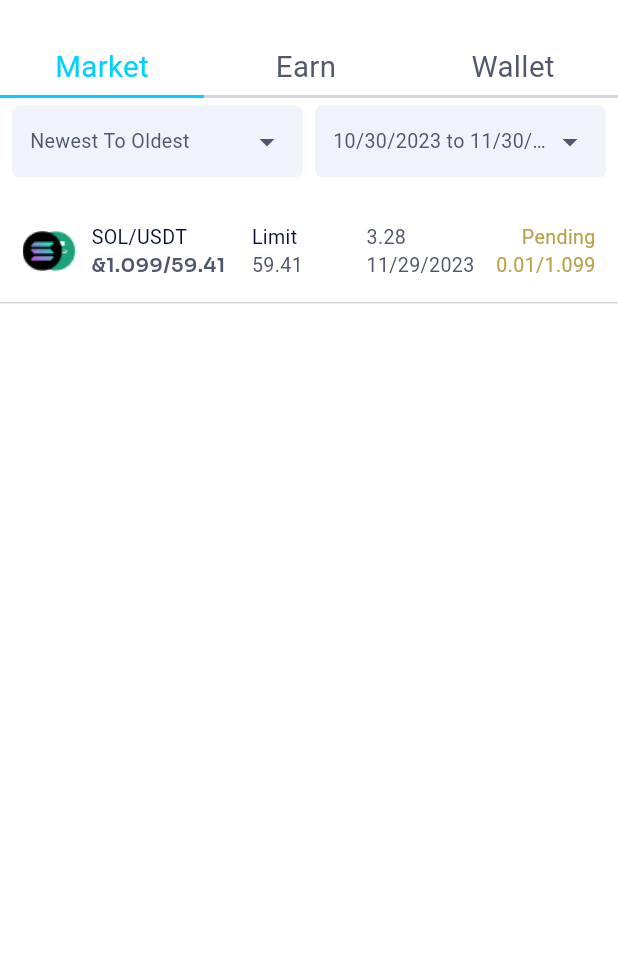
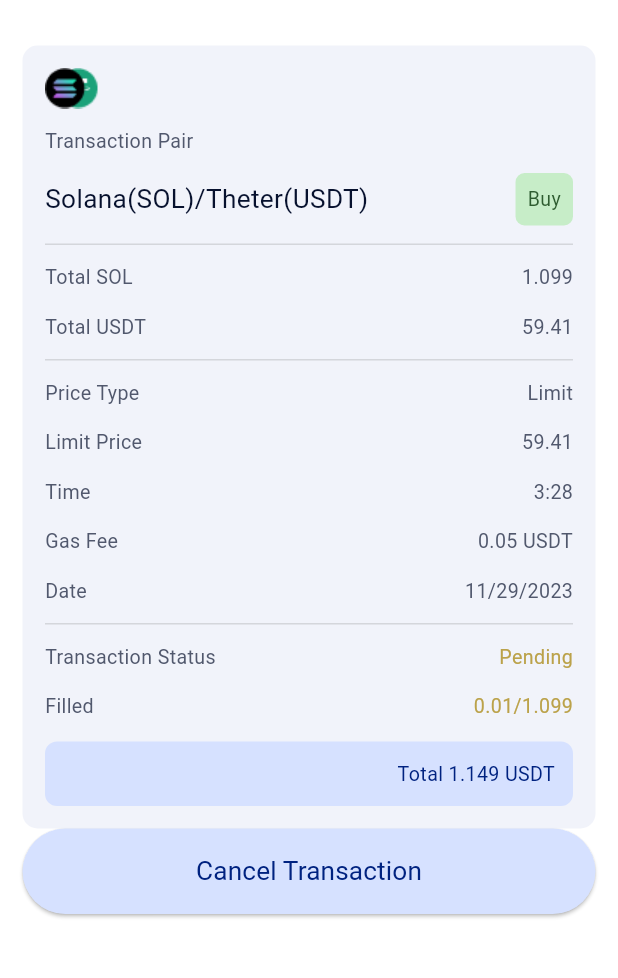
Before and after one commit to North-Star-Metrics-dev/ntsmetrics, a Flutter app: the screen it shows after launch, on a phone screen of 412 x 824 dp, the part 61-1039 px from its top. Run offline on Flutter 3.47's test engine with Material 3 defaults, Android fonts, the phone set to English and light mode, and no system bars; our stand-ins replace google_fonts, pin_code_fields; Roboto replaces fonts that are missing (Alata); project files that could hold a hidden picture were left out.

Commit message:
transaction_details_screen added

```diff
--- a/lib/main.dart
+++ b/lib/main.dart
@@ -3,6 +3,7 @@
 import 'package:ntsmetrics/signup/view/singup_screen.dart';
 import 'package:ntsmetrics/steps/view/steps_screen.dart';
 import 'package:ntsmetrics/trade/view/trade_screen.dart';
+import 'package:ntsmetrics/transactiondetails/view/transaction_details_screen.dart';
 import 'package:ntsmetrics/transactionlist/view/transaction_list_screen.dart';
 import 'package:ntsmetrics/verification_success/view/verification_success_screen.dart';
 import 'account/view/account_screen.dart';
@@ -25,7 +26,7 @@
   Widget build(BuildContext context) {
     return MaterialApp(
       debugShowCheckedModeBanner: false,
-      home: TransactionListScreen() ,
+      home: TransactionDetailsScreen() ,
     );
   }
 }
--- /dev/null
+++ b/lib/transactiondetails/view/transaction_details_screen.dart
@@ -0,0 +1,373 @@
+import 'package:flutter/material.dart';
+import 'package:google_fonts/google_fonts.dart';
+
+class TransactionDetailsScreen extends StatefulWidget {
+  const TransactionDetailsScreen({super.key});
+
+  @override
+  State<TransactionDetailsScreen> createState() => _TransactionDetailsScreenState();
+}
+
+class _TransactionDetailsScreenState extends State<TransactionDetailsScreen> {
+  @override
+  Widget build(BuildContext context) {
+    return Scaffold(
+      backgroundColor: Colors.white,
+      appBar: AppBar(
+        leading: IconButton(
+          icon: Icon(Icons.arrow_back,
+            color: Color(0xFF2C2C2C),
+            size: 26.2,
+          ),
+          onPressed: () {
+            // Handle back button press
+          },
+        ),
+        title: Text('Transaction List',
+          style: GoogleFonts.alata(
+            fontSize: 19.65,
+            fontWeight: FontWeight.w400,
+            color: Color(0xFF2C2C2C),
+          ),
+        ),
+        backgroundColor: Colors.white,
+      ),
+      body: SingleChildScrollView(
+        child: Padding(
+          padding: const EdgeInsets.all(15.0),
+          child: Column(
+            mainAxisAlignment: MainAxisAlignment.spaceBetween,
+            children: [
+              Container(
+                width: MediaQuery.of(context).size.width * 1,
+                decoration: BoxDecoration(
+                  color: Color(0xFFF1F3FA),
+                  borderRadius: BorderRadius.circular(10)
+                ),
+                child: Padding(
+                  padding: const EdgeInsets.all(15.0),
+                  child: Column(
+                    crossAxisAlignment: CrossAxisAlignment.start,
+                    children: [
+                      Image.asset("assets/images/transaction_pair.png"),
+
+                      //transaction pair text
+                      Padding(
+                        padding: const EdgeInsets.symmetric(vertical: 12),
+                        child: Text("Transaction Pair",
+                          style: GoogleFonts.alata(
+                            fontWeight: FontWeight.w400,
+                            fontSize: 13.1,
+                            color: Color(0xFF51586D)
+                          ),
+                        ),
+                      ),
+
+                      //Solana(SOL)/Theter(USDT)
+                      Row(
+                        mainAxisAlignment: MainAxisAlignment.spaceBetween,
+                        children: [
+                          Flexible(
+                            child: Text("Solana(SOL)/Theter(USDT)",
+                              style: GoogleFonts.alata(
+                                  fontWeight: FontWeight.w400,
+                                  fontSize: 17.46,
+                                  color: Color(0xFF07112E)
+                              ),
+                              overflow: TextOverflow.ellipsis,
+                            ),
+                          ),
+                          Container(
+                            decoration: BoxDecoration(
+                              borderRadius: BorderRadius.circular(6),
+                              color: Color(0xFFC7EDC8),
+                            ),
+                            child: Padding(
+                              padding: const EdgeInsets.all(8.0),
+                              child: Text("Buy",
+                                style: GoogleFonts.alata(
+                                    fontSize: 13.1,
+                                    fontWeight: FontWeight.w400,
+                                    color: Color(0xFF2E5C30)
+                                ),
+                              ),
+                            ),
+                          )
+                        ],
+                      ),
+
+                      //horizontal line
+                      Padding(
+                        padding: const EdgeInsets.symmetric(vertical: 12),
+                        child: Container(
+                          width: MediaQuery.of(context).size.width * 1,
+                          height: 1,
+                          color: Color(0xFFD4D6DB),
+                        ),
+                      ),
+
+                      //total sol and total ustd portion
+                      Row(
+                        mainAxisAlignment: MainAxisAlignment.spaceBetween,
+                        children: [
+                          Text("Total SOL",
+                            style: GoogleFonts.alata(
+                                fontWeight: FontWeight.w400,
+                                fontSize: 13.1,
+                                color: Color(0xFF51586D)
+                            ),
+                          ),
+                          Text("1.099",
+                            style: GoogleFonts.alata(
+                                fontWeight: FontWeight.w400,
+                                fontSize: 13.1,
+                                color: Color(0xFF51586D)
+                            ),
+                          ),
+                        ],
+                      ),
+                      SizedBox(height: 14,),
+                      Row(
+                        mainAxisAlignment: MainAxisAlignment.spaceBetween,
+                        children: [
+                          Text("Total USDT",
+                            style: GoogleFonts.alata(
+                                fontWeight: FontWeight.w400,
+                                fontSize: 13.1,
+                                color: Color(0xFF51586D)
+                            ),
+                          ),
+                          Text("59.41",
+                            style: GoogleFonts.alata(
+                                fontWeight: FontWeight.w400,
+                                fontSize: 13.1,
+                                color: Color(0xFF51586D)
+                            ),
+                          ),
+                        ],
+                      ),
+
+                      //horizontal line
+                      Padding(
+                        padding: const EdgeInsets.symmetric(vertical: 12),
+                        child: Container(
+                          width: MediaQuery.of(context).size.width * 1,
+                          height: 1,
+                          color: Color(0xFFD4D6DB),
+                        ),
+                      ),
+
+                      //middle part
+                      Row(
+                        mainAxisAlignment: MainAxisAlignment.spaceBetween,
+                        children: [
+                          Text("Price Type",
+                            style: GoogleFonts.alata(
+                                fontWeight: FontWeight.w400,
+                                fontSize: 13.1,
+                                color: Color(0xFF51586D)
+                            ),
+                          ),
+                          Text("Limit",
+                            style: GoogleFonts.alata(
+                                fontWeight: FontWeight.w400,
+                                fontSize: 13.1,
+                                color: Color(0xFF51586D)
+                            ),
+                          ),
+                        ],
+                      ),
+                      SizedBox(height: 14,),
+                      Row(
+                        mainAxisAlignment: MainAxisAlignment.spaceBetween,
+                        children: [
+                          Text("Limit Price",
+                            style: GoogleFonts.alata(
+                                fontWeight: FontWeight.w400,
+                                fontSize: 13.1,
+                                color: Color(0xFF51586D)
+                            ),
+                          ),
+                          Text("59.41",
+                            style: GoogleFonts.alata(
+                                fontWeight: FontWeight.w400,
+                                fontSize: 13.1,
+                                color: Color(0xFF51586D)
+                            ),
+                          ),
+                        ],
+                      ),
+                      SizedBox(height: 14,),
+                      Row(
+                        mainAxisAlignment: MainAxisAlignment.spaceBetween,
+                        children: [
+                          Text("Time",
+                            style: GoogleFonts.alata(
+                                fontWeight: FontWeight.w400,
+                                fontSize: 13.1,
+                                color: Color(0xFF51586D)
+                            ),
+                          ),
+                          Text("3:28",
+                            style: GoogleFonts.alata(
+                                fontWeight: FontWeight.w400,
+                                fontSize: 13.1,
+                                color: Color(0xFF51586D)
+                            ),
+                          ),
+                        ],
+                      ),
+                      SizedBox(height: 14,),
+                      Row(
+                        mainAxisAlignment: MainAxisAlignment.spaceBetween,
+                        children: [
+                          Text("Gas Fee",
+                            style: GoogleFonts.alata(
+                                fontWeight: FontWeight.w400,
+                                fontSize: 13.1,
+                                color: Color(0xFF51586D)
+                            ),
+                          ),
+                          Text("0.05 USDT",
+                            style: GoogleFonts.alata(
+                                fontWeight: FontWeight.w400,
+                                fontSize: 13.1,
+                                color: Color(0xFF51586D)
+                            ),
+                          ),
+                        ],
+                      ),
+                      SizedBox(height: 14,),
+                      Row(
+                        mainAxisAlignment: MainAxisAlignment.spaceBetween,
+                        children: [
+                          Text("Date",
+                            style: GoogleFonts.alata(
+                                fontWeight: FontWeight.w400,
+                                fontSize: 13.1,
+                                color: Color(0xFF51586D)
+                            ),
+                          ),
+                          Text("11/29/2023",
+                            style: GoogleFonts.alata(
+                                fontWeight: FontWeight.w400,
+                                fontSize: 13.1,
+                                color: Color(0xFF51586D)
+                            ),
+                          ),
+                        ],
+                      ),
+
+                      //horizontal line
+                      Padding(
+                        padding: const EdgeInsets.symmetric(vertical: 12),
+                        child: Container(
+                          width: MediaQuery.of(context).size.width * 1,
+                          height: 1,
+                          color: Color(0xFFD4D6DB),
+                        ),
+                      ),
+
+                      //last part
+                      Row(
+                        mainAxisAlignment: MainAxisAlignment.spaceBetween,
+                        children: [
+                          Text("Transaction Status",
+                            style: GoogleFonts.alata(
+                                fontWeight: FontWeight.w400,
+                                fontSize: 13.1,
+                                color: Color(0xFF51586D)
+                            ),
+                          ),
+                          Text("Pending",
+                            style: GoogleFonts.alata(
+                                fontWeight: FontWeight.w400,
+                                fontSize: 13.1,
+                                color: Color(0xFFBBA24A)
+                            ),
+                          ),
+                        ],
+                      ),
+                      SizedBox(height: 14,),
+                      Row(
+                        mainAxisAlignment: MainAxisAlignment.spaceBetween,
+                        children: [
+                          Text("Filled",
+                            style: GoogleFonts.alata(
+                                fontWeight: FontWeight.w400,
+                                fontSize: 13.1,
+                                color: Color(0xFF51586D)
+                            ),
+                          ),
+                          Text("0.01/1.099",
+                            style: GoogleFonts.alata(
+                                fontWeight: FontWeight.w400,
+                                fontSize: 13.1,
+                                color: Color(0xFFBBA24A)
+                            ),
+                          ),
+                        ],
+                      ),
+
+                      SizedBox(height: 14,),
+
+                      //total display row
+                      Container(
+                        width: MediaQuery.of(context).size.width * 1,
+                        decoration: BoxDecoration(
+                          color: Color(0xFFD6E1FF),
+                          borderRadius: BorderRadius.circular(8)
+                        ),
+                        child: Padding(
+                          padding: const EdgeInsets.all(12.0),
+                          child: Row(
+                            children: [
+                              Spacer(),
+                              Text("Total 1.149 USDT",
+                                style: GoogleFonts.alata(
+                                  fontWeight: FontWeight.w400,
+                                  fontSize: 13.1,
+                                  color: Color(0xFF002280)
+                                ),
+                              ),
+                            ],
+                          ),
+                        ),
+                      )
+                    ],
+                  ),
+                ),
+              ),
+              SizedBox(
+                width: double.infinity,
+                child: ElevatedButton(
+                  onPressed: () {
+                    // Add proceed functionality here
+                  },
+                  style: ElevatedButton.styleFrom(
+                    backgroundColor:  Color(0xFFD6E1FF),
+                    padding: EdgeInsets.symmetric(vertical: 16),
+                    shape: RoundedRectangleBorder(
+                      borderRadius: BorderRadius.circular(30),
+                    ),
+                  ),
+                  child: Padding(
+                    padding: const EdgeInsets.symmetric(horizontal: 10),
+                    child: Text(
+                      'Cancel Transaction',
+                      style: GoogleFonts.alata(
+                          fontWeight: FontWeight.w400,
+                          fontSize: 17.47,
+                          color: Color(0xFF002280)
+                      ),
+                    ),
+                  ),
+                ),
+              ),
+            ],
+          ),
+        ),
+      ),
+    );
+  }
+}
```
